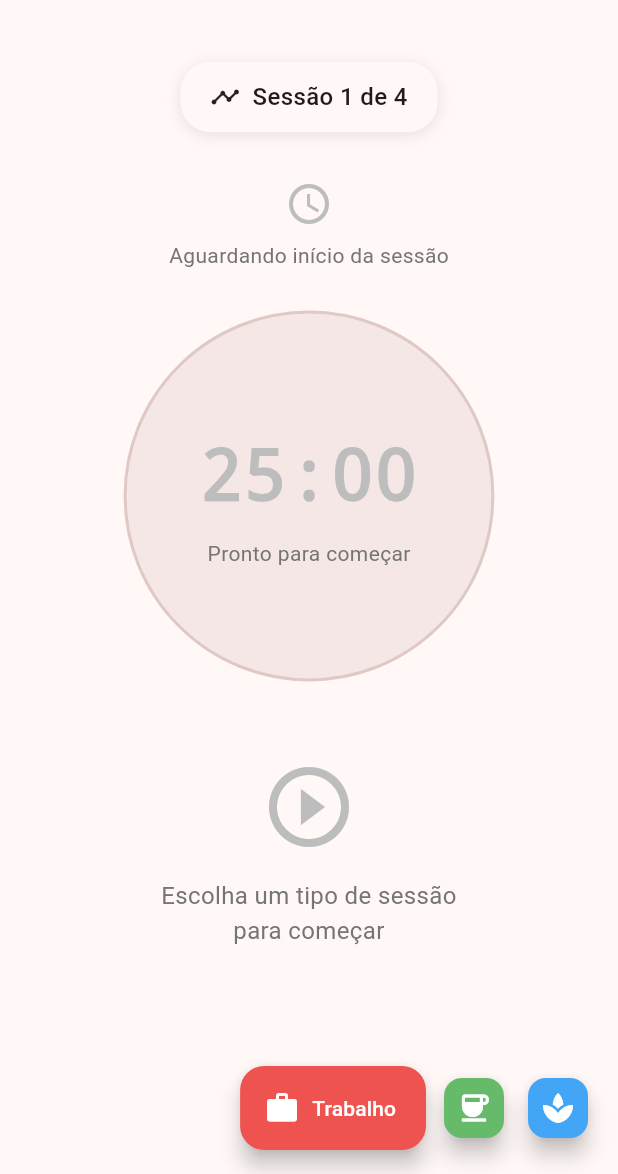
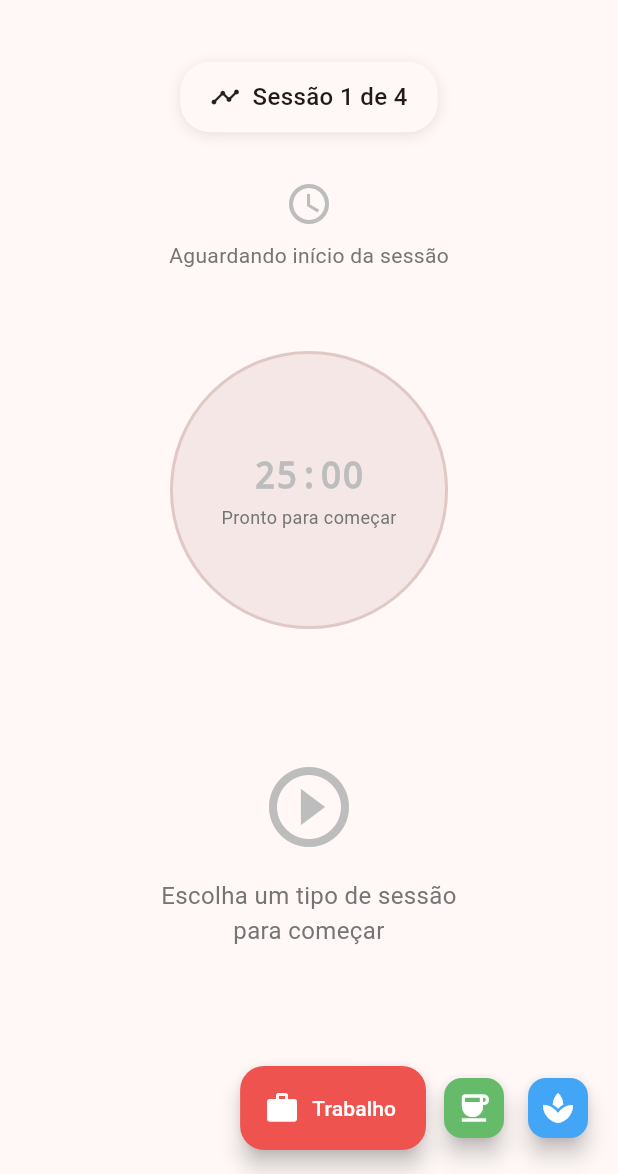
Before and after one commit to Penfore/our-pomodoro, a Flutter app: the screen it shows after launch, on a phone screen of 412 x 824 dp, the part 62-1236 px from its top. Run offline on Flutter 3.47's test engine with Material 3 defaults, Android fonts, the phone set to English and light mode, and no system bars; our stand-ins replace connectivity_plus, equatable, flutter_bloc, get_it, shared_preferences.

Commit message:
refactor: improve layout and styling of Pomodoro timer widget

```diff
--- a/lib/features/pomodoro/presentation/widgets/pomodoro_timer_widget.dart
+++ b/lib/features/pomodoro/presentation/widgets/pomodoro_timer_widget.dart
@@ -15,15 +15,21 @@ class PomodoroTimerWidget extends StatelessWidget {
     return BlocBuilder<PomodoroBloc, PomodoroState>(
       builder: (context, state) {
         return Center(
+          child: SizedBox(
+            child: Padding(
+              padding: const EdgeInsets.symmetric(horizontal: 20.0),
               child: Column(
+                crossAxisAlignment: CrossAxisAlignment.center,
                 mainAxisAlignment: MainAxisAlignment.center,
                 children: [
                   _buildTimerCircle(context, state),
                   const SizedBox(height: 24),
                   _buildTimerText(state),
-              const SizedBox(height: 12),
+                  const SizedBox(height: 20),
                   _buildStatusText(state),
                 ],
+              ),
+            ),
           ),
         );
       },
@@ -31,7 +37,10 @@ class PomodoroTimerWidget extends StatelessWidget {
   }
 
   Widget _buildTimerCircle(BuildContext context, PomodoroState state) {
-    final size = MediaQuery.of(context).size.width * 0.6;
+    final screenWidth = MediaQuery.of(context).size.width;
+
+    final size = (screenWidth * 0.45).clamp(160.0, 200.0);
+
     double progress = 0.0;
     Color circleColor = Theme.of(context).primaryColor;
 
@@ -48,8 +57,6 @@ class PomodoroTimerWidget extends StatelessWidget {
         children: [
           // Background circle
           Container(
-            width: size,
-            height: size,
             decoration: BoxDecoration(
               shape: BoxShape.circle,
               color: circleColor.withValues(alpha: 0.1),
@@ -59,7 +66,7 @@ class PomodoroTimerWidget extends StatelessWidget {
           // Progress circle
           CustomPaint(
             size: Size(size, size),
-            painter: _CircularProgressPainter(progress: progress, color: circleColor, strokeWidth: 8),
+            painter: _CircularProgressPainter(progress: progress, color: circleColor, strokeWidth: 6),
           ),
           // Timer display
           Center(child: _buildTimerDisplay(state)),
@@ -80,18 +87,18 @@ class PomodoroTimerWidget extends StatelessWidget {
         children: [
           Text(
             session.formattedTime,
-            style: const TextStyle(fontSize: 48, fontWeight: FontWeight.bold, fontFamily: 'monospace'),
+            style: const TextStyle(fontSize: 24, fontWeight: FontWeight.bold, fontFamily: 'monospace'),
           ),
-          const SizedBox(height: 8),
+          const SizedBox(height: 2),
           Container(
-            padding: const EdgeInsets.symmetric(horizontal: 12, vertical: 4),
+            padding: const EdgeInsets.symmetric(horizontal: 8, vertical: 2),
             decoration: BoxDecoration(
               color: _getColorForType(session.type).withValues(alpha: 0.1),
-              borderRadius: BorderRadius.circular(12),
+              borderRadius: BorderRadius.circular(8),
             ),
             child: Text(
               _getTypeLabel(session.type),
-              style: TextStyle(fontSize: 14, fontWeight: FontWeight.w500, color: _getColorForType(session.type)),
+              style: TextStyle(fontSize: 12, fontWeight: FontWeight.w500, color: _getColorForType(session.type)),
             ),
           ),
         ],
@@ -103,10 +110,10 @@ class PomodoroTimerWidget extends StatelessWidget {
       children: [
         Text(
           '25:00',
-          style: TextStyle(fontSize: 48, fontWeight: FontWeight.bold, fontFamily: 'monospace', color: Colors.grey.shade400),
+          style: TextStyle(fontSize: 24, fontWeight: FontWeight.bold, fontFamily: 'monospace', color: Colors.grey.shade400),
         ),
-        const SizedBox(height: 8),
-        Text('Pronto para começar', style: TextStyle(fontSize: 14, color: Colors.grey.shade600)),
+        const SizedBox(height: 2),
+        Text('Pronto para começar', style: TextStyle(fontSize: 12, color: Colors.grey.shade600)),
       ],
     );
   }
@@ -114,10 +121,15 @@ class PomodoroTimerWidget extends StatelessWidget {
   Widget _buildTimerText(PomodoroState state) {
     if (state is PomodoroCompleted) {
       final session = state.session;
-      return Text(
+      return Padding(
+        padding: const EdgeInsets.symmetric(horizontal: 16.0),
+        child: Text(
           '🎉 ${_getTypeLabel(session.type)} Concluído!',
-        style: const TextStyle(fontSize: 24, fontWeight: FontWeight.bold),
+          style: const TextStyle(fontSize: 20, fontWeight: FontWeight.bold),
           textAlign: TextAlign.center,
+          maxLines: 2,
+          overflow: TextOverflow.ellipsis,
+        ),
       );
     }
 
```
Lines whose indentation alone changed are shown as unchanged.
